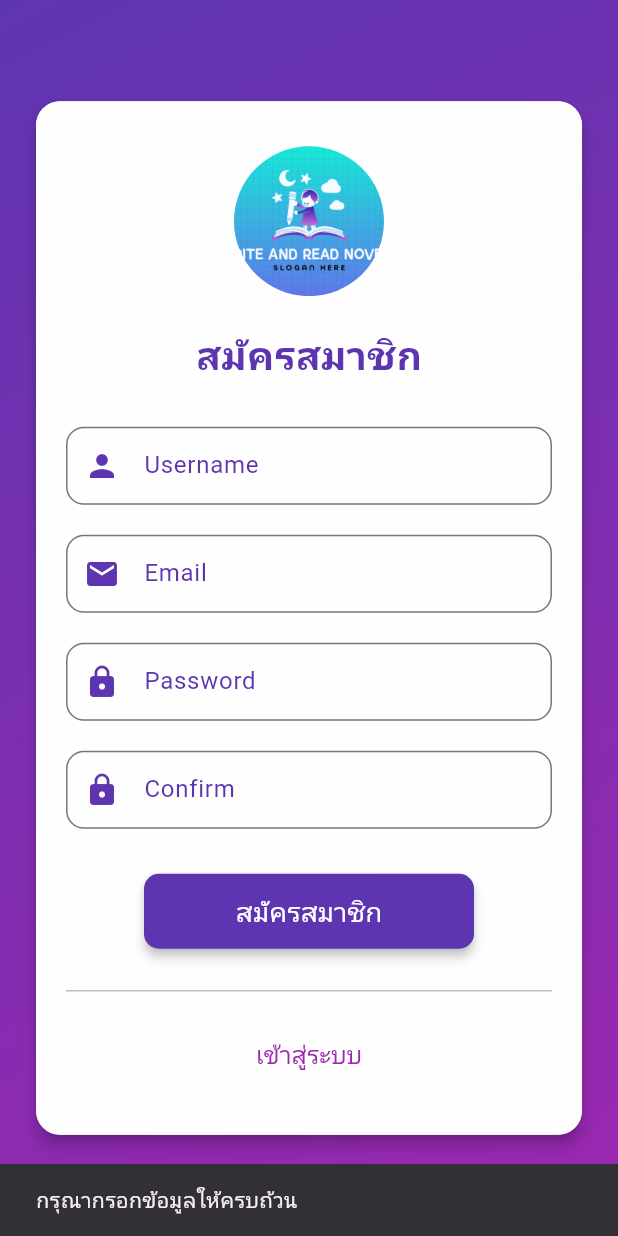
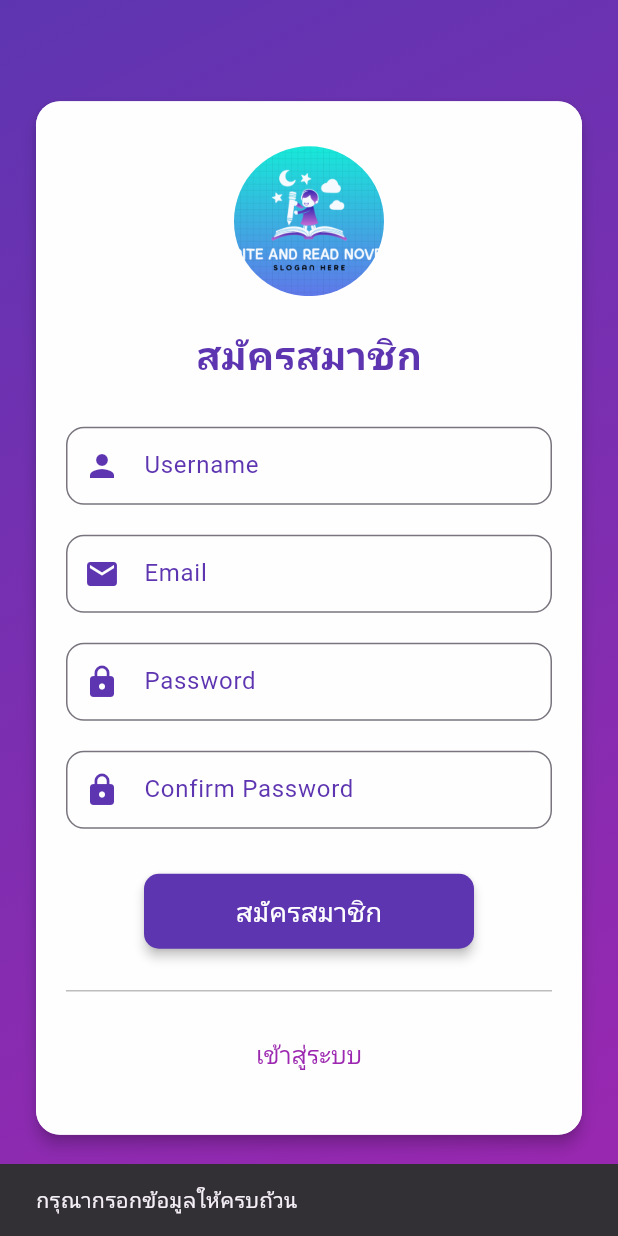
Before and after one commit to 65021969/NovelPro, a Flutter app: the RegisterScreen screen opened directly, after a tap on "สมัครสมาชิก", on a phone screen of 412 x 824 dp. Run offline on Flutter 3.47's test engine with Material 3 defaults, Android fonts, the light colour scheme and no system bars; our stand-ins replace cached_network_image, image_picker.

Commit message:
backend login register

```diff
--- a/lib/register_screen.dart
+++ b/lib/register_screen.dart
@@ -1,4 +1,6 @@
+import 'dart:convert';
 import 'package:flutter/material.dart';
+import 'package:http/http.dart' as http;
 import 'main_screen.dart';
 
 class RegisterScreen extends StatefulWidget {
@@ -12,30 +14,64 @@ class _RegisterScreenState extends State<RegisterScreen> {
   final TextEditingController _passwordController = TextEditingController();
   final TextEditingController _confirmPasswordController = TextEditingController();
 
-  void _register() {
-    String name = _nameController.text;
-    String email = _emailController.text;
-    String password = _passwordController.text;
-    String confirmPassword = _confirmPasswordController.text;
+  bool _isLoading = false; // ใช้สำหรับแสดง Loading
 
-    if (name.isNotEmpty && email.isNotEmpty && password.isNotEmpty && confirmPassword.isNotEmpty) {
-      if (password == confirmPassword) {
-        Navigator.pushReplacement(
-          context,
-          MaterialPageRoute(builder: (context) => MainScreen()),
-        );
+  // 🛠️ ฟังก์ชันสมัครสมาชิก
+  Future<void> _register() async {
+    String name = _nameController.text.trim();
+    String email = _emailController.text.trim();
+    String password = _passwordController.text.trim();
+    String confirmPassword = _confirmPasswordController.text.trim();
+
+    if (name.isEmpty || email.isEmpty || password.isEmpty || confirmPassword.isEmpty) {
+      _showMessage("กรุณากรอกข้อมูลให้ครบถ้วน");
+      return;
+    }
+
+    if (password != confirmPassword) {
+      _showMessage("รหัสผ่านไม่ตรงกัน");
+      return;
+    }
+
+    setState(() {
+      _isLoading = true;
+    });
+
+    try {
+      var url = Uri.parse("http://192.168.1.40:3000/register"); // 🔥 เปลี่ยนเป็น URL ของ Backend คุณ
+      var response = await http.post(
+        url,
+        headers: {"Content-Type": "application/json"},
+        body: jsonEncode({
+          "user_name": name,
+          "user_pass": password,
+          "user_email": email,
+        }),
+      );
+
+      var data = jsonDecode(response.body);
+
+      if (response.statusCode == 201) {
+        _showMessage("สมัครสมาชิกสำเร็จ!");
+        Navigator.pushReplacement(context, MaterialPageRoute(builder: (context) => MainScreen()));
       } else {
-        ScaffoldMessenger.of(context).showSnackBar(
-          SnackBar(content: Text('รหัสผ่านไม่ตรงกัน')),
-        );
+        _showMessage(data["message"] ?? "เกิดข้อผิดพลาดในการสมัครสมาชิก");
       }
-    } else {
-      ScaffoldMessenger.of(context).showSnackBar(
-        SnackBar(content: Text('กรุณากรอกข้อมูลให้ครบถ้วน')),
-      );
+    } catch (e) {
+      _showMessage("เชื่อมต่อเซิร์ฟเวอร์ไม่ได้");
+    } finally {
+      setState(() {
+        _isLoading = false;
+      });
     }
   }
 
+  // 🛠️ ฟังก์ชันแสดง Snackbar
+  void _showMessage(String message) {
+    ScaffoldMessenger.of(context).showSnackBar(SnackBar(content: Text(message)));
+  }
+
+  // 🛠️ ฟังก์ชันสร้างช่องกรอกข้อมูล
   Widget _buildTextField(TextEditingController controller, String label, IconData icon, {bool obscure = false}) {
     return TextField(
       controller: controller,
@@ -54,10 +90,10 @@ class _RegisterScreenState extends State<RegisterScreen> {
   Widget build(BuildContext context) {
     return Scaffold(
       body: Container(
-        height: MediaQuery.of(context).size.height, // ใช้ MediaQuery เพื่อให้พื้นหลังเต็มจอ
+        height: MediaQuery.of(context).size.height,
         decoration: BoxDecoration(
           gradient: LinearGradient(
-            colors: [Color(0xFF5e35b1), Color(0xFF9c27b0)], // สีพื้นหลังไล่สี
+            colors: [Color(0xFF5e35b1), Color(0xFF9c27b0)],
             begin: Alignment.topLeft,
             end: Alignment.bottomRight,
           ),
@@ -66,11 +102,11 @@ class _RegisterScreenState extends State<RegisterScreen> {
           child: Padding(
             padding: EdgeInsets.all(20),
             child: Card(
-              elevation: 4, // เงาของการ์ดให้ดูเบา
+              elevation: 4,
               shape: RoundedRectangleBorder(borderRadius: BorderRadius.circular(16)),
               child: Container(
                 decoration: BoxDecoration(
-                  color: Color.fromRGBO(255, 255, 255, 0.9), // ใช้โปร่งใส 90%
+                  color: Color.fromRGBO(255, 255, 255, 0.9),
                   borderRadius: BorderRadius.circular(16),
                 ),
                 padding: EdgeInsets.symmetric(horizontal: 20, vertical: 30),
@@ -88,11 +124,7 @@ class _RegisterScreenState extends State<RegisterScreen> {
                     SizedBox(height: 20),
                     Text(
                       'สมัครสมาชิก',
-                      style: TextStyle(
-                        fontSize: 26,
-                        fontWeight: FontWeight.bold,
-                        color: Color(0xFF5e35b1),
-                      ),
+                      style: TextStyle(fontSize: 26, fontWeight: FontWeight.bold, color: Color(0xFF5e35b1)),
                     ),
                     SizedBox(height: 30),
                     _buildTextField(_nameController, 'Username', Icons.person),
@@ -101,20 +133,22 @@ class _RegisterScreenState extends State<RegisterScreen> {
                     SizedBox(height: 20),
                     _buildTextField(_passwordController, 'Password', Icons.lock, obscure: true),
                     SizedBox(height: 20),
-                    _buildTextField(_confirmPasswordController, 'Confirm', Icons.lock, obscure: true),
+                    _buildTextField(_confirmPasswordController, 'Confirm Password', Icons.lock, obscure: true),
                     SizedBox(height: 30),
                     SizedBox(
                       width: 220,
                       height: 50,
                       child: ElevatedButton(
-                        onPressed: _register,
+                        onPressed: _isLoading ? null : _register,
                         style: ElevatedButton.styleFrom(
                           backgroundColor: Color(0xFF5e35b1),
                           foregroundColor: Colors.white,
                           shape: RoundedRectangleBorder(borderRadius: BorderRadius.circular(10)),
                           elevation: 3,
                         ),
-                        child: Text('สมัครสมาชิก', style: TextStyle(fontSize: 18)),
+                        child: _isLoading
+                            ? CircularProgressIndicator(color: Colors.white)
+                            : Text('สมัครสมาชิก', style: TextStyle(fontSize: 18)),
                       ),
                     ),
                     SizedBox(height: 20),
```
Also changed, not shown: lib/login_screen.dart (+34 -7 lines).
